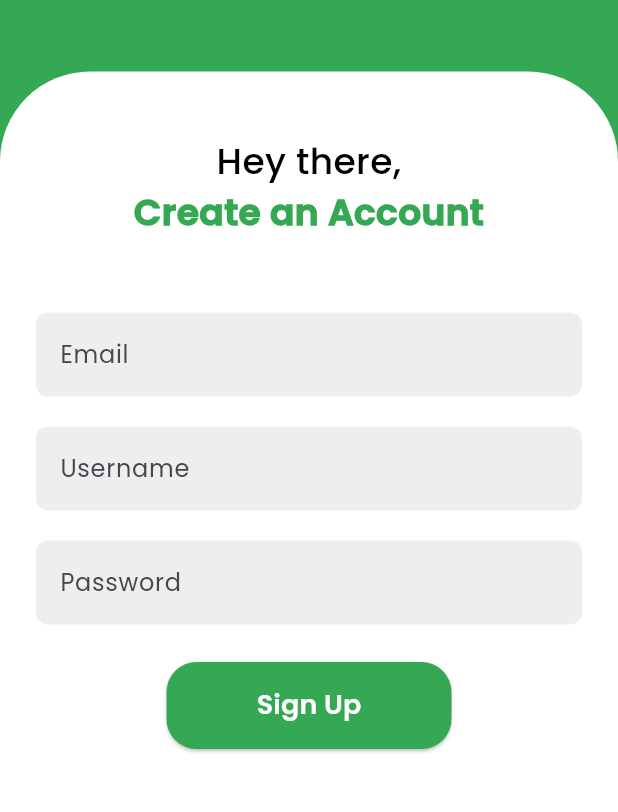
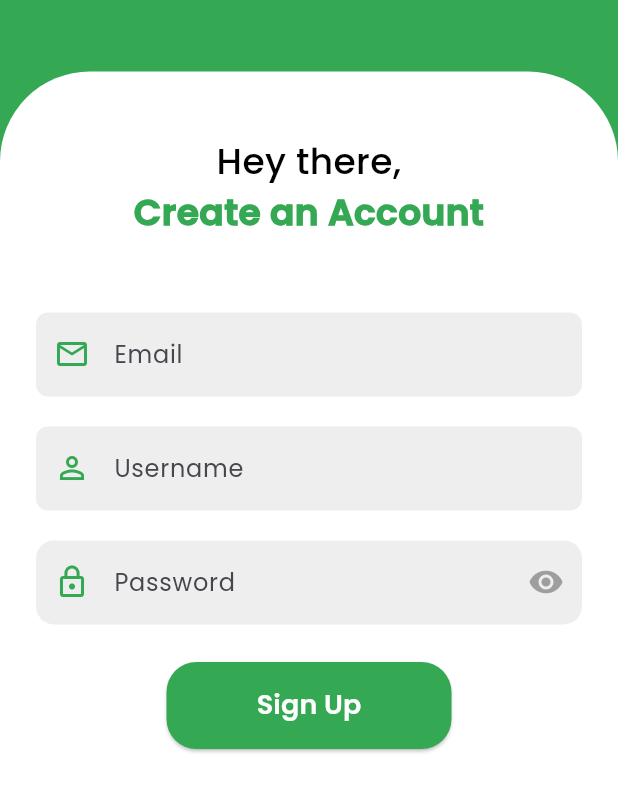
Before and after one commit to wasteapptech/wasteapp_flutterapp, a Flutter app: the SignupScreen screen opened directly, on a phone screen of 412 x 824 dp, the part 423-1235 px from its top. Run offline on Flutter 3.47's test engine with Material 3 defaults, Android fonts, the phone set to English and light mode, and no system bars; our stand-ins replace flutter_svg.

Commit message:
Feat: Update ui card and update icon

```diff
--- a/lib/Signup_page/signup.dart
+++ b/lib/Signup_page/signup.dart
@@ -15,7 +15,7 @@ class _SignupScreenState extends State<SignupScreen> {
   final TextEditingController _usernameController = TextEditingController();
   final TextEditingController _passwordController = TextEditingController();
   bool _isLoading = false;
-
+  bool _isPasswordVisible = false;
   Future<void> _signup() async {
     setState(() {
       _isLoading = true;
@@ -31,7 +31,9 @@ class _SignupScreenState extends State<SignupScreen> {
       'password': _passwordController.text.trim(),
     };
 
-    if (body['email'].isEmpty || body['name'].isEmpty || body['password'].isEmpty) {
+    if (body['email'].isEmpty ||
+        body['name'].isEmpty ||
+        body['password'].isEmpty) {
       setState(() {
         _isLoading = false;
       });
@@ -389,6 +391,8 @@ class _SignupScreenState extends State<SignupScreen> {
                       controller: _emailController,
                       decoration: InputDecoration(
                         hintText: 'Email',
+                        prefixIcon: const Icon(Icons.email_outlined,
+                            color: Color(0xFF34a853)),
                         hintStyle: const TextStyle(fontFamily: 'Poppins'),
                         filled: true,
                         fillColor: Colors.grey[200],
@@ -403,6 +407,8 @@ class _SignupScreenState extends State<SignupScreen> {
                       controller: _usernameController,
                       decoration: InputDecoration(
                         hintText: 'Username',
+                        prefixIcon: const Icon(Icons.person_outline,
+                            color: Color(0xFF34a853)),
                         hintStyle: const TextStyle(fontFamily: 'Poppins'),
                         filled: true,
                         fillColor: Colors.grey[200],
@@ -415,15 +421,32 @@ class _SignupScreenState extends State<SignupScreen> {
                     const SizedBox(height: 20),
                     TextField(
                       controller: _passwordController,
-                      obscureText: true,
+                      obscureText: !_isPasswordVisible,
                       decoration: InputDecoration(
                         hintText: 'Password',
+                        prefixIcon: const Icon(Icons.lock_outline,
+                            color: Color(0xFF34a853)),
                         hintStyle: const TextStyle(fontFamily: 'Poppins'),
                         filled: true,
                         fillColor: Colors.grey[200],
                         border: OutlineInputBorder(
-                          borderRadius: BorderRadius.circular(8),
+                          borderRadius: BorderRadius.circular(12),
                           borderSide: BorderSide.none,
+                        ),
+                        contentPadding:
+                            const EdgeInsets.symmetric(vertical: 16),
+                        suffixIcon: IconButton(
+                          icon: Icon(
+                            _isPasswordVisible
+                                ? Icons.visibility_off
+                                : Icons.visibility,
+                            color: Colors.grey,
+                          ),
+                          onPressed: () {
+                            setState(() {
+                              _isPasswordVisible = !_isPasswordVisible;
+                            });
+                          },
                         ),
                       ),
                     ),
```
Also changed, not shown: lib/Signin_Page/login.dart (+73 -18 lines).
